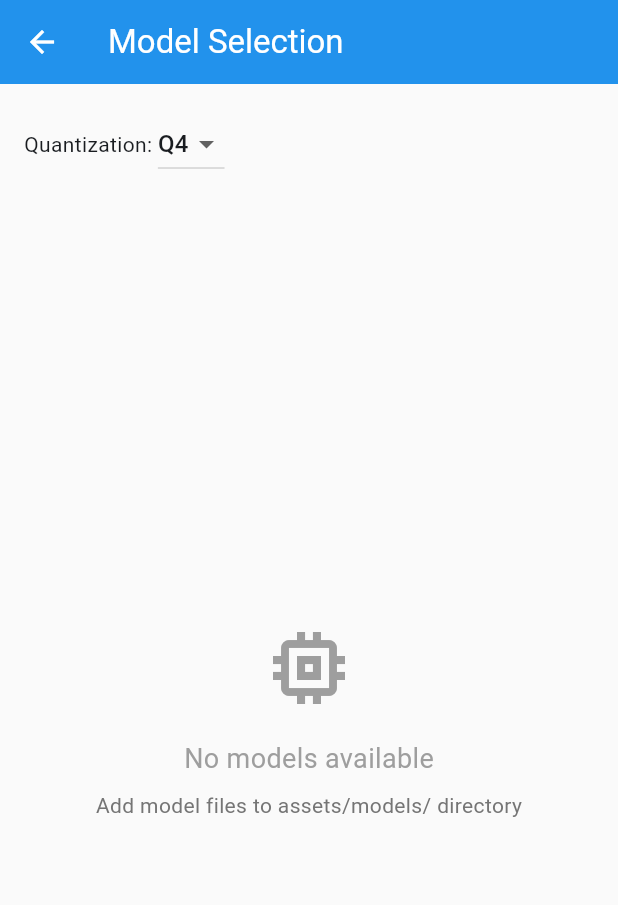
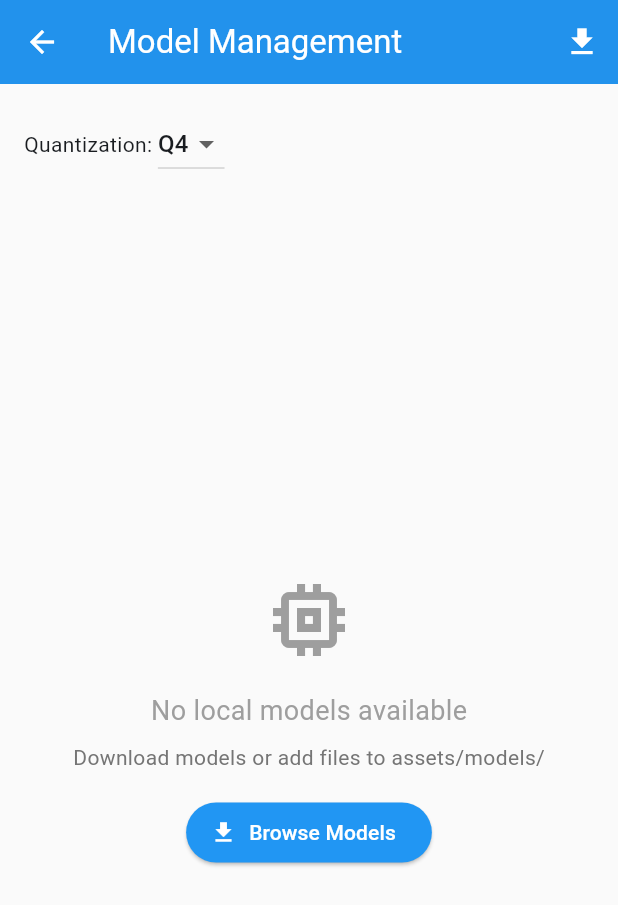
Before and after one commit to monodox/cortex-pocket, a Flutter app: the ModelSelectionScreen screen opened by its route, on a phone screen of 412 x 824 dp. Shown: the top 905 px of the screen. Run offline on Flutter 3.47's test engine with Material 3 defaults, Android fonts, the light colour scheme and no system bars; our stand-ins replace device_info_plus, file_picker, flutter_secure_storage, shared_preferences; missing offline and left inert: dart:ffi; accounts and stored records are empty.

Commit message:
feat: Add URL launcher dependency and implement downloadable models feature in model selection screen

```diff
--- a/lib/ui/screens/model_selection_screen.dart
+++ b/lib/ui/screens/model_selection_screen.dart
@@ -1,4 +1,5 @@
 import 'package:flutter/material.dart';
+import 'package:url_launcher/url_launcher.dart';
 
 class ModelSelectionScreen extends StatefulWidget {
   const ModelSelectionScreen({super.key});
@@ -10,15 +11,75 @@ class ModelSelectionScreen extends StatefulWidget {
 class _ModelSelectionScreenState extends State<ModelSelectionScreen> {
   String? selectedModel;
   String selectedQuantization = 'Q4';
+  bool _showDownloadable = false;
 
   final List<Map<String, dynamic>> models = [];
+
+  final List<Map<String, dynamic>> downloadableModels = [
+    {
+      'name': 'Llama 3.2 3B',
+      'size': '2.0GB',
+      'url': 'https://huggingface.co/meta-llama/Llama-3.2-3B-Instruct-GGUF',
+      'description': 'Meta\'s latest 3B parameter model, optimized for mobile',
+      'license': 'Llama 3.2 Community License',
+    },
+    {
+      'name': 'Phi-3.5 Mini',
+      'size': '2.2GB',
+      'url': 'https://huggingface.co/microsoft/Phi-3.5-mini-instruct-gguf',
+      'description': 'Microsoft\'s efficient 3.8B parameter model',
+      'license': 'MIT License',
+    },
+    {
+      'name': 'Qwen2.5 3B',
+      'size': '1.9GB',
+      'url': 'https://huggingface.co/Qwen/Qwen2.5-3B-Instruct-GGUF',
+      'description': 'Alibaba\'s multilingual 3B model with strong coding abilities',
+      'license': 'Apache 2.0',
+    },
+    {
+      'name': 'Gemma 2 2B',
+      'size': '1.6GB',
+      'url': 'https://huggingface.co/google/gemma-2-2b-it-GGUF',
+      'description': 'Google\'s lightweight 2B parameter model',
+      'license': 'Gemma Terms of Use',
+    },
+    {
+      'name': 'CodeLlama 7B',
+      'size': '3.8GB',
+      'url': 'https://huggingface.co/codellama/CodeLlama-7b-Instruct-hf',
+      'description': 'Meta\'s specialized code generation model',
+      'license': 'Llama 2 Community License',
+    },
+  ];
+
+  Future<void> _launchUrl(String url) async {
+    final uri = Uri.parse(url);
+    if (!await launchUrl(uri, mode: LaunchMode.externalApplication)) {
+      if (mounted) {
+        ScaffoldMessenger.of(context).showSnackBar(
+          SnackBar(content: Text('Could not open $url')),
+        );
+      }
+    }
+  }
 
   @override
   Widget build(BuildContext context) {
     return Scaffold(
-      appBar: AppBar(title: const Text('Model Selection')),
+      appBar: AppBar(
+        title: const Text('Model Management'),
+        actions: [
+          IconButton(
+            icon: Icon(_showDownloadable ? Icons.storage : Icons.download),
+            onPressed: () => setState(() => _showDownloadable = !_showDownloadable),
+            tooltip: _showDownloadable ? 'Show Local Models' : 'Browse Models',
+          ),
+        ],
+      ),
       body: Column(
         children: [
+          if (!_showDownloadable)
             Padding(
               padding: const EdgeInsets.all(16),
               child: Row(
@@ -35,16 +96,32 @@ class _ModelSelectionScreenState extends State<ModelSelectionScreen> {
               ),
             ),
           Expanded(
-            child: models.isEmpty
+            child: _showDownloadable
+              ? _buildDownloadableModels()
+              : _buildLocalModels(),
+          ),
+        ],
+      ),
+    );
+  }
+
+  Widget _buildLocalModels() {
+    return models.isEmpty
       ? Center(
           child: Column(
             mainAxisAlignment: MainAxisAlignment.center,
             children: [
               const Icon(Icons.memory, size: 64, color: Colors.grey),
               const SizedBox(height: 16),
-                      const Text('No models available', style: TextStyle(fontSize: 18, color: Colors.grey)),
+              const Text('No local models available', style: TextStyle(fontSize: 18, color: Colors.grey)),
               const SizedBox(height: 8),
-                      Text('Add model files to assets/models/ directory', style: TextStyle(color: Colors.grey[600])),
+              Text('Download models or add files to assets/models/', style: TextStyle(color: Colors.grey[600])),
+              const SizedBox(height: 16),
+              ElevatedButton.icon(
+                onPressed: () => setState(() => _showDownloadable = true),
+                icon: const Icon(Icons.download),
+                label: const Text('Browse Models'),
+              ),
             ],
           ),
         )
@@ -63,10 +140,70 @@ class _ModelSelectionScreenState extends State<ModelSelectionScreen> {
               selected: selectedModel == model['name'],
             );
           },
+        );
+  }
+
+  Widget _buildDownloadableModels() {
+    return Column(
+      children: [
+        Container(
+          width: double.infinity,
+          padding: const EdgeInsets.all(16),
+          color: Colors.blue.withValues(alpha: 0.1),
+          child: const Text(
+            'Open-Weight Models Available for Download',
+            style: TextStyle(fontWeight: FontWeight.bold, fontSize: 16),
+            textAlign: TextAlign.center,
+          ),
+        ),
+        Expanded(
+          child: ListView.builder(
+            itemCount: downloadableModels.length,
+            itemBuilder: (context, index) {
+              final model = downloadableModels[index];
+              return Card(
+                margin: const EdgeInsets.symmetric(horizontal: 16, vertical: 8),
+                child: ExpansionTile(
+                  leading: const Icon(Icons.download_for_offline, color: Colors.blue),
+                  title: Text(model['name']),
+                  subtitle: Text('${model['size']} • ${model['license']}'),
+                  children: [
+                    Padding(
+                      padding: const EdgeInsets.all(16),
+                      child: Column(
+                        crossAxisAlignment: CrossAxisAlignment.start,
+                        children: [
+                          Text(
+                            model['description'],
+                            style: const TextStyle(fontSize: 14),
+                          ),
+                          const SizedBox(height: 12),
+                          Row(
+                            children: [
+                              Expanded(
+                                child: ElevatedButton.icon(
+                                  onPressed: () => _launchUrl(model['url']),
+                                  icon: const Icon(Icons.open_in_new),
+                                  label: const Text('Download from HuggingFace'),
+                                ),
+                              ),
+                            ],
+                          ),
+                          const SizedBox(height: 8),
+                          Text(
+                            'After downloading, place the .gguf file in assets/models/',
+                            style: TextStyle(fontSize: 12, color: Colors.grey[600]),
+                          ),
+                        ],
                       ),
                     ),
                   ],
                 ),
               );
+            },
+          ),
+        ),
+      ],
+    );
   }
 }
--- a/pubspec.yaml
+++ b/pubspec.yaml
@@ -21,6 +21,7 @@ dependencies:
   device_info_plus: ^9.1.0
   flutter_secure_storage: ^9.2.2
   provider: ^6.1.2
+  url_launcher: ^6.2.5
 
 dev_dependencies:
   flutter_test:
```
Also changed, not shown: lib/ui/screens/chat_screen.dart (+4 -35 lines), pubspec.lock. Lines whose indentation alone changed are shown as unchanged.
